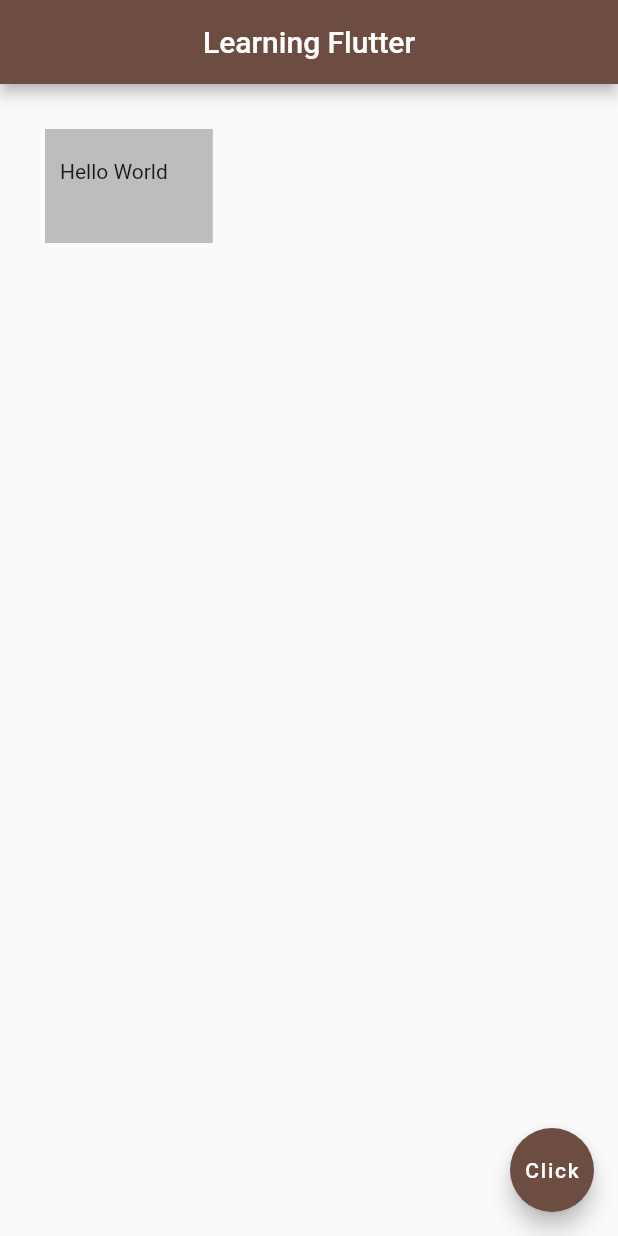
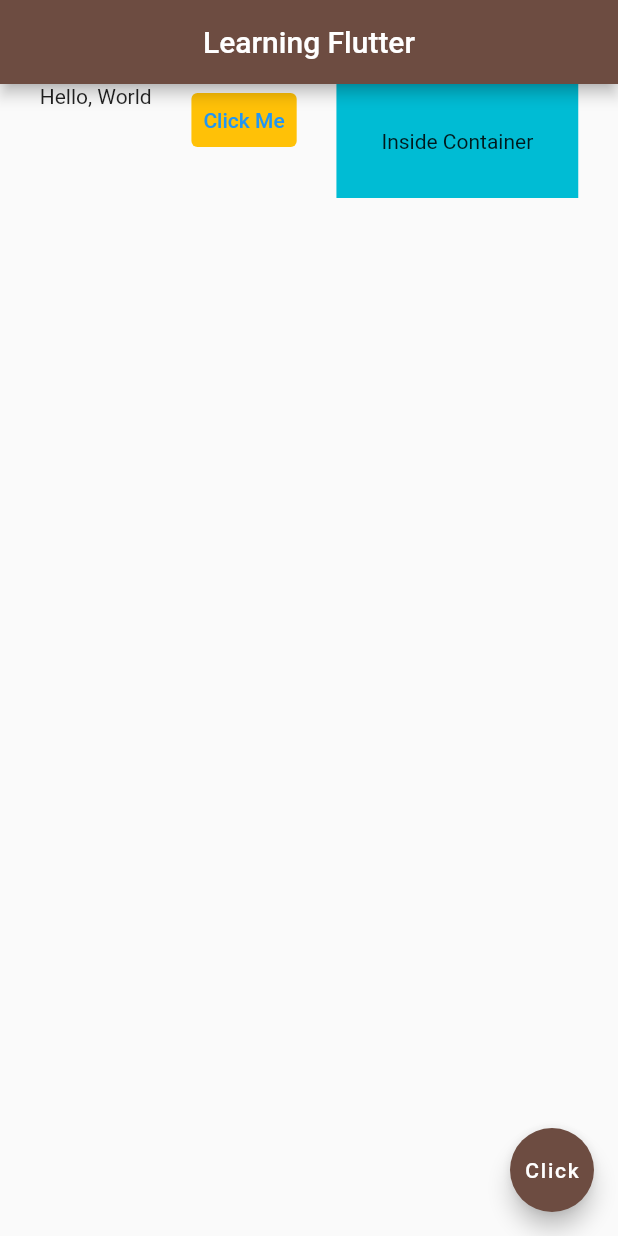
Before and after one commit to lamsalsangam/Flutter, a Flutter app: the screen it shows after launch, on a phone screen of 412 x 824 dp. Run offline on Flutter 3.47's test engine with Material 2 defaults, Android fonts, the phone set to English and light mode, and no system bars.

Commit message:
Getting familiar with the concept of Row

```diff
--- a/learn/lib/main.dart
+++ b/learn/lib/main.dart
@@ -87,14 +87,31 @@ class Home extends StatelessWidget {
       //   //   ),
       //   //    color: Colors.blueGrey,
       //   // ),
-      body: Container(
-        // padding: EdgeInsets.symmetric(horizontal: 30.0, vertical: 10.0),
-        // padding: EdgeInsets.all(20.0),
-        padding: EdgeInsets.fromLTRB(10.0, 20.0, 30.0, 40.0),
-        // It is the same as the padding in the margin one
-        margin: EdgeInsets.all(30.0),
-        color: Colors.grey.shade400,
-        child: Text('Hello World'),
+      // body: Container(
+      //   // padding: EdgeInsets.symmetric(horizontal: 30.0, vertical: 10.0),
+      //   // padding: EdgeInsets.all(20.0),
+      //   padding: EdgeInsets.fromLTRB(10.0, 20.0, 30.0, 40.0),
+      //   // It is the same as the padding in the margin one
+      //   margin: EdgeInsets.all(30.0),
+      //   color: Colors.grey.shade400,
+      //   child: Text('Hello World'),
+      // ),
+      body: Row(
+        mainAxisAlignment: MainAxisAlignment.spaceEvenly,
+        crossAxisAlignment: CrossAxisAlignment.start,
+        children: [
+          Text('Hello, World'),
+          TextButton(onPressed: (){},
+            child: Text('Click Me'),
+            style: TextButton.styleFrom(
+              backgroundColor: Colors.amber,
+            ),),
+          Container(
+            color: Colors.cyan,
+            padding: EdgeInsets.all(30.0),
+            child: Text('Inside Container'),
+          )
+        ],
       ),
       floatingActionButton: FloatingActionButton(
         onPressed: startHammering,
```
